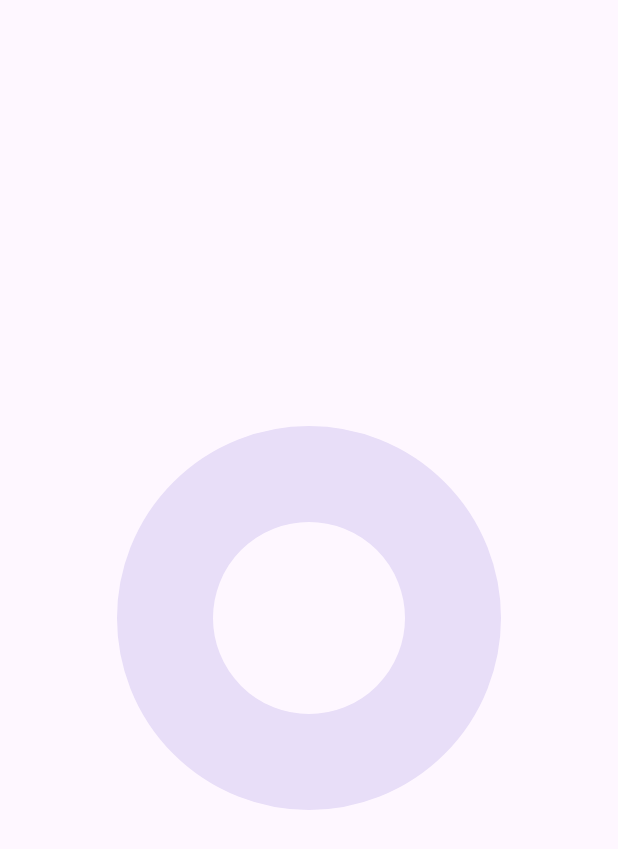
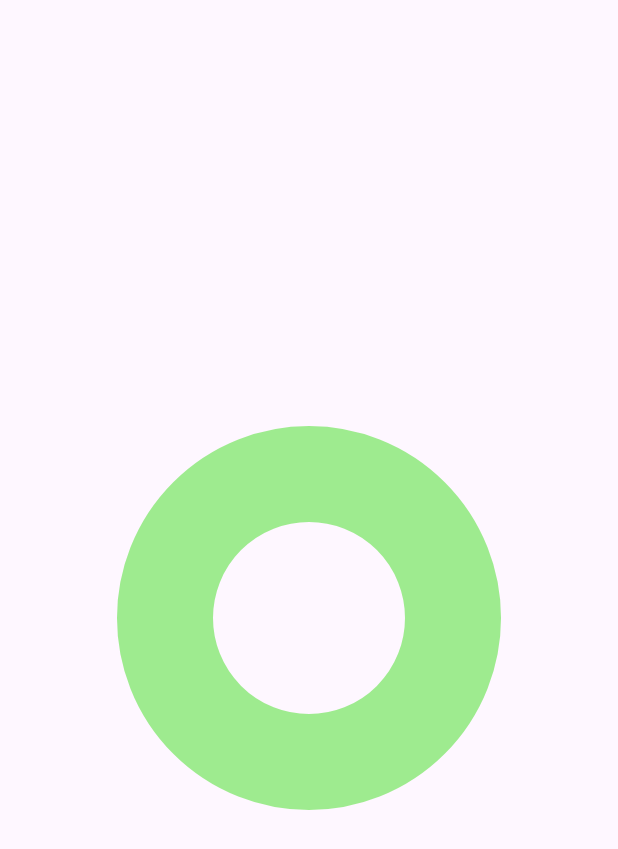
Before and after one commit to askartius/pomodoro, an Android app: the screen it shows after launch (MainActivity), after a tap on an icon or button, on a phone screen of 412 x 824 dp. Shown: the top 849 px of the screen. Run offline under Robolectric (Android 15) with nearby library versions, the phone set to English and light mode, and no system bars.

Commit message:
Simplified design Different colors for focus and relax modes

```diff
--- a/app/src/main/java/askartius/pomodoro/MainActivity.java
+++ b/app/src/main/java/askartius/pomodoro/MainActivity.java
@@ -4,9 +4,8 @@ import android.media.AudioAttributes;
 import android.media.SoundPool;
 import android.os.Bundle;
 import android.os.CountDownTimer;
-import android.util.Log;
-import android.view.View;
-import android.widget.Toast;
+import android.os.Handler;
+import android.os.Looper;
 
 import androidx.activity.EdgeToEdge;
 import androidx.appcompat.app.AppCompatActivity;
@@ -14,19 +13,24 @@ import androidx.core.graphics.Insets;
 import androidx.core.view.ViewCompat;
 import androidx.core.view.WindowInsetsCompat;
 
+import com.google.android.material.color.DynamicColors;
 import com.google.android.material.progressindicator.CircularProgressIndicator;
 
 public class MainActivity extends AppCompatActivity {
-    private final int focusTime = 25 * 60;
-    private final int relaxTime = 5 * 60;
-    private int time = relaxTime; // Focus time in seconds
+    private int timerTime = 0;
+    private int timePassed = 0;
     private boolean timerRunning = false;
     private CountDownTimer timer;
+
+    CircularProgressIndicator timeCircle;
 
     @Override
     protected void onCreate(Bundle savedInstanceState) {
         super.onCreate(savedInstanceState);
+
         EdgeToEdge.enable(this);
+        DynamicColors.applyToActivitiesIfAvailable(getApplication());
+
         setContentView(R.layout.activity_main);
         ViewCompat.setOnApplyWindowInsetsListener(findViewById(R.id.main), (v, insets) -> {
             Insets systemBars = insets.getInsets(WindowInsetsCompat.Type.systemBars());
@@ -34,8 +38,7 @@ public class MainActivity extends AppCompatActivity {
             return insets;
         });
 
-        CircularProgressIndicator timeCircle = findViewById(R.id.time_circle);
-        timeCircle.setMax(time); // Update time circle's maximum time
+        timeCircle = findViewById(R.id.time_circle);
 
         SoundPool soundPool = new SoundPool.Builder()
                 .setAudioAttributes(
@@ -47,45 +50,57 @@ public class MainActivity extends AppCompatActivity {
                 .build();
         int ding = soundPool.load(this, R.raw.ding, 1);
 
-        // Update time on click
-        timeCircle.setOnClickListener(v -> {
-            if (!timerRunning) {
-                if (time == focusTime) {
-                    time = relaxTime;
-                    Toast.makeText(MainActivity.this, "Relax (5 min)", Toast.LENGTH_SHORT).show();
-                } else {
-                    time = focusTime;
-                    Toast.makeText(MainActivity.this, "Focus (25 min)", Toast.LENGTH_SHORT).show();
-                }
-                timeCircle.setMax(time); // Update time circle's maximum time
-                Log.d("TEST", String.valueOf(time));
-            }
-        });
+        Handler handler = new Handler(getMainLooper());
+
+        switchMode();
+
+        // Switch mode on click
+        timeCircle.setOnClickListener(v -> switchMode());
 
         // Start timer on long click
         timeCircle.setOnLongClickListener(v -> {
             if (timerRunning) {
+                timerRunning = false;
                 timer.cancel();
-                timeCircle.setProgress(0);
+                switchMode();
             } else {
-                timer = new CountDownTimer(time * 1000L, 1000) {
+                timerRunning = true;
+                timer = new CountDownTimer(timerTime * 1000L, 1000L) {
                     @Override
                     public void onTick(long millisUntilFinished) {
-                        timeCircle.setProgress((int) (time - millisUntilFinished / 1000));
+                        timeCircle.setProgress(timePassed);
+                        timePassed++;
                     }
 
                     @Override
                     public void onFinish() {
                         timerRunning = false;
-                        Toast.makeText(MainActivity.this, "Focus finished, time to relax!", Toast.LENGTH_LONG).show();
-                        soundPool.play(ding, 1, 1, 1, 3, 1);
+                        soundPool.play(ding, 1, 1, 1, 2, 1);
+                        switchMode();
                     }
                 }.start();
             }
 
-            timerRunning = !timerRunning;
-
             return true;
         });
     }
+
+    private void switchMode() {
+        if (!timerRunning) {
+            timePassed = 0;
+            timeCircle.setProgress(timePassed);
+
+            if (timerTime == 1500) { // If timerTime == focus time
+                timerTime = 300;
+                timeCircle.setIndicatorColor(getColor(R.color.green));
+                timeCircle.setTrackColor(getColor(R.color.light_green));
+            } else {
+                timerTime = 1500;
+                timeCircle.setIndicatorColor(getColor(R.color.red));
+                timeCircle.setTrackColor(getColor(R.color.light_red));
+            }
+
+            timeCircle.setMax(timerTime); // Update time circle's maximum time
+        }
+    }
 }
--- a/app/src/main/res/drawable/start.xml
+++ /dev/null
@@ -1,5 +0,0 @@
-<vector xmlns:android="http://schemas.android.com/apk/res/android" android:height="48dp" android:viewportHeight="24" android:viewportWidth="24" android:width="48dp">
-
-    <path android:fillColor="#000000" android:pathData="M6,4v16a1,1 0,0 0,1.524 0.852l13,-8a1,1 0,0 0,0 -1.704l-13,-8a1,1 0,0 0,-1.524 0.852z"/>
-
-</vector>
--- a/app/src/main/res/layout/activity_main.xml
+++ b/app/src/main/res/layout/activity_main.xml
@@ -16,6 +16,6 @@
         app:indicatorSize="256dp"
         app:indicatorTrackGapSize="0dp"
         app:trackCornerRadius="0dp"
-        app:trackThickness="64dp" />
+        app:trackThickness="64dp"/>
 
 </FrameLayout>
--- a/app/src/main/res/values/colors.xml
+++ b/app/src/main/res/values/colors.xml
@@ -2,4 +2,8 @@
 <resources>
     <color name="black">#FF000000</color>
     <color name="white">#FFFFFFFF</color>
+    <color name="red">#FFE04020</color>
+    <color name="light_red">#80E04020</color>
+    <color name="green">#FF40E020</color>
+    <color name="light_green">#8040E020</color>
 </resources>
```
